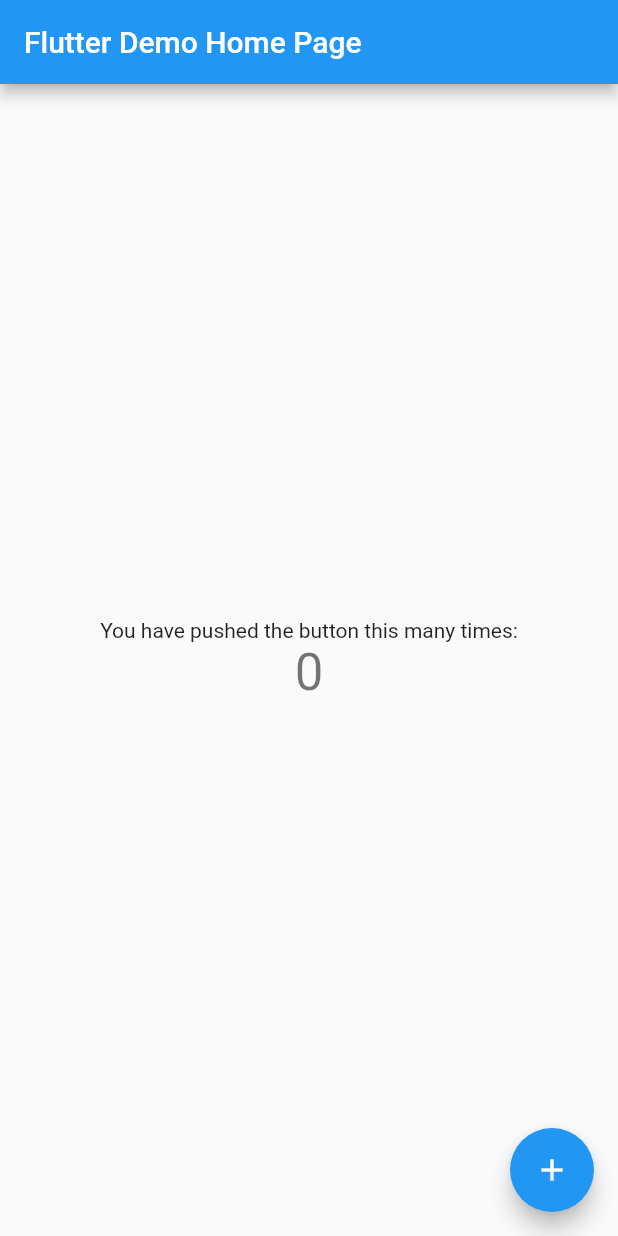
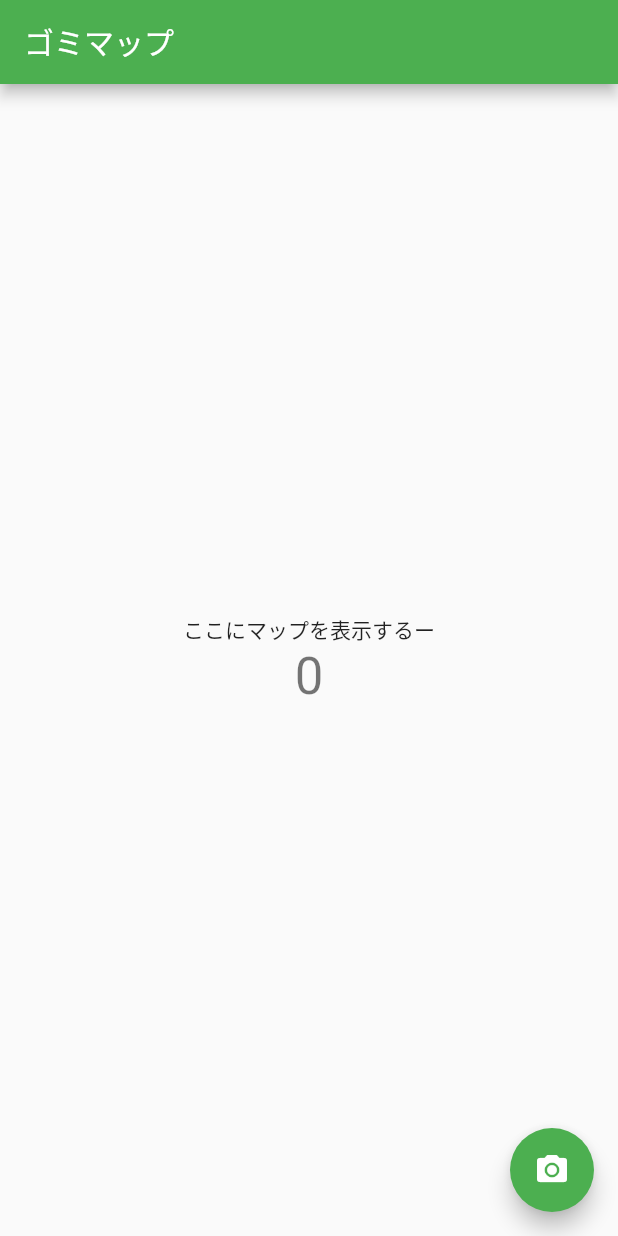
Before and after one commit to a-sueki/gomi_map, a Flutter app: the screen it shows after launch, on a phone screen of 412 x 824 dp. Run offline on Flutter 3.47's test engine with Material 2 defaults, Android fonts, the phone set to English and light mode, and no system bars.

Commit message:
レイアウト

```diff
--- a/lib/main.dart
+++ b/lib/main.dart
@@ -5,39 +5,21 @@ void main() {
 }
 
 class MyApp extends StatelessWidget {
-  // This widget is the root of your application.
+
   @override
   Widget build(BuildContext context) {
     return MaterialApp(
-      title: 'Flutter Demo',
+      title: 'Gomi Map',
       theme: ThemeData(
-        // This is the theme of your application.
-        //
-        // Try running your application with "flutter run". You'll see the
-        // application has a blue toolbar. Then, without quitting the app, try
-        // changing the primarySwatch below to Colors.green and then invoke
-        // "hot reload" (press "r" in the console where you ran "flutter run",
-        // or simply save your changes to "hot reload" in a Flutter IDE).
-        // Notice that the counter didn't reset back to zero; the application
-        // is not restarted.
-        primarySwatch: Colors.blue,
+        primarySwatch: Colors.green,
       ),
-      home: MyHomePage(title: 'Flutter Demo Home Page'),
+      home: MyHomePage(title: 'ゴミマップ'),
     );
   }
 }
 
 class MyHomePage extends StatefulWidget {
   MyHomePage({Key key, this.title}) : super(key: key);
-
-  // This widget is the home page of your application. It is stateful, meaning
-  // that it has a State object (defined below) that contains fields that affect
-  // how it looks.
-
-  // This class is the configuration for the state. It holds the values (in this
-  // case the title) provided by the parent (in this case the App widget) and
-  // used by the build method of the State. Fields in a Widget subclass are
-  // always marked "final".
 
   final String title;
 
@@ -48,53 +30,24 @@ class MyHomePage extends StatefulWidget {
 class _MyHomePageState extends State<MyHomePage> {
   int _counter = 0;
 
-  void _incrementCounter() {
+  void _takePhoto() {
     setState(() {
-      // This call to setState tells the Flutter framework that something has
-      // changed in this State, which causes it to rerun the build method below
-      // so that the display can reflect the updated values. If we changed
-      // _counter without calling setState(), then the build method would not be
-      // called again, and so nothing would appear to happen.
       _counter++;
     });
   }
 
   @override
   Widget build(BuildContext context) {
-    // This method is rerun every time setState is called, for instance as done
-    // by the _incrementCounter method above.
-    //
-    // The Flutter framework has been optimized to make rerunning build methods
-    // fast, so that you can just rebuild anything that needs updating rather
-    // than having to individually change instances of widgets.
     return Scaffold(
       appBar: AppBar(
-        // Here we take the value from the MyHomePage object that was created by
-        // the App.build method, and use it to set our appbar title.
         title: Text(widget.title),
       ),
       body: Center(
-        // Center is a layout widget. It takes a single child and positions it
-        // in the middle of the parent.
         child: Column(
-          // Column is also a layout widget. It takes a list of children and
-          // arranges them vertically. By default, it sizes itself to fit its
-          // children horizontally, and tries to be as tall as its parent.
-          //
-          // Invoke "debug painting" (press "p" in the console, choose the
-          // "Toggle Debug Paint" action from the Flutter Inspector in Android
-          // Studio, or the "Toggle Debug Paint" command in Visual Studio Code)
-          // to see the wireframe for each widget.
-          //
-          // Column has various properties to control how it sizes itself and
-          // how it positions its children. Here we use mainAxisAlignment to
-          // center the children vertically; the main axis here is the vertical
-          // axis because Columns are vertical (the cross axis would be
-          // horizontal).
           mainAxisAlignment: MainAxisAlignment.center,
           children: <Widget>[
             Text(
-              'You have pushed the button this many times:',
+              'ここにマップを表示するー',
             ),
             Text(
               '$_counter',
@@ -104,10 +57,10 @@ class _MyHomePageState extends State<MyHomePage> {
         ),
       ),
       floatingActionButton: FloatingActionButton(
-        onPressed: _incrementCounter,
-        tooltip: 'Increment',
-        child: Icon(Icons.add),
-      ), // This trailing comma makes auto-formatting nicer for build methods.
+        onPressed: _takePhoto,
+        tooltip: '撮影',
+        child: Icon(Icons.camera_alt),
+      ),
     );
   }
 }
```
